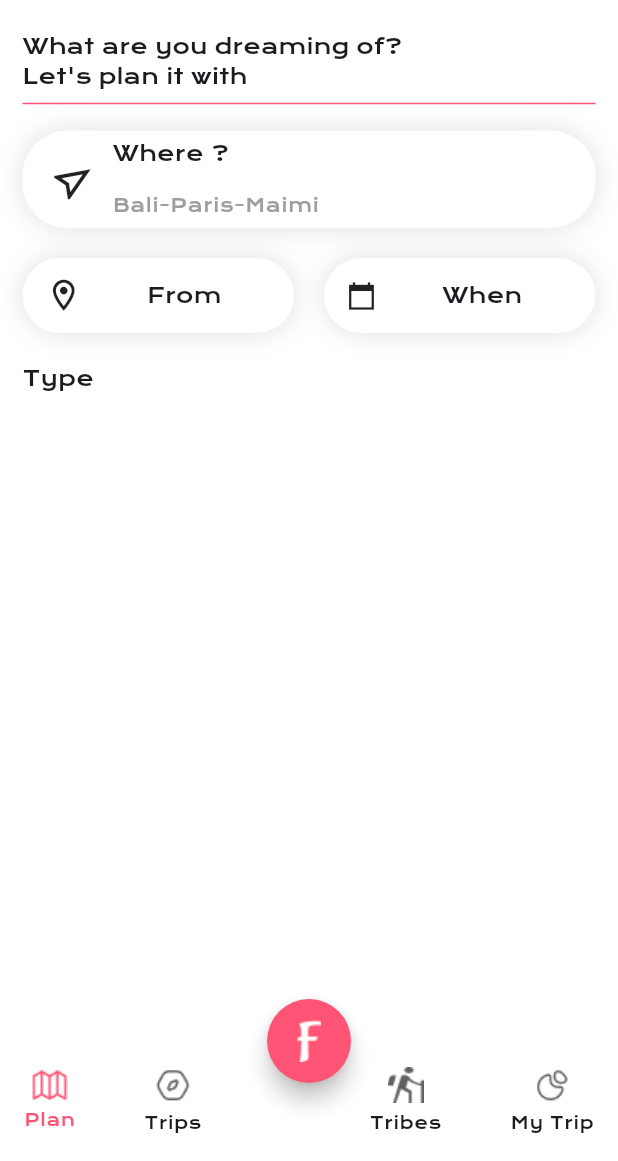
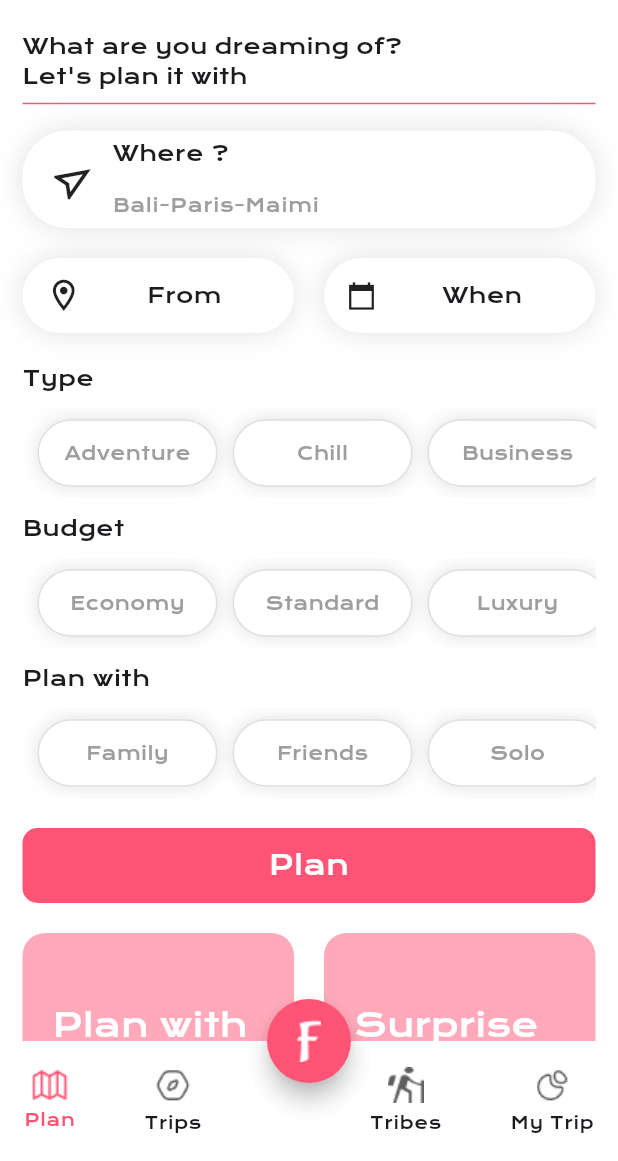
Before and after one commit to numanaljilani/roamad, a Flutter app: the screen it shows after launch, on a phone screen of 412 x 824 dp, the part 75-1236 px from its top. Run offline on Flutter 3.47's test engine with Material 3 defaults, Android fonts, the light colour scheme and no system bars; our stand-ins replace carousel_slider, google_fonts.

Commit message:
completed homeScreen and added flick screen section with Trending

```diff
--- a/lib/screens/home_screen.dart
+++ b/lib/screens/home_screen.dart
@@ -1,8 +1,22 @@
 import 'package:flutter/material.dart';
 
 import '../constants/app_texts.dart';
-class HomeScreen1 extends StatelessWidget {
+import '../widgets/choice_chip_widget.dart';
+
+class HomeScreen1 extends StatefulWidget {
   const HomeScreen1({super.key});
+
+  @override
+  State<HomeScreen1> createState() => _HomeScreen1State();
+}
+
+class _HomeScreen1State extends State<HomeScreen1> {
+  String? _selectedTravelType;
+  String? _selectedBudget;
+  String? _selectedGroup;
+  List<String> travelList = ["Adventure", "Chill", "Business", "Other"];
+  List<String> budgetList = ["Economy", "Standard", "Luxury",];
+  List<String> planList = ["Family", "Friends", "Solo",];
 
   @override
   Widget build(BuildContext context) {
@@ -15,47 +29,56 @@ class HomeScreen1 extends StatelessWidget {
             AppText.homeTitle,
             style: Theme.of(context).textTheme.titleSmall,
           ),
-         Divider(color: Theme.of(context).primaryColor,),
-         const  SizedBox(height: 10,),
+          Divider(
+            color: Theme.of(context).primaryColor,
+          ),
+          const SizedBox(
+            height: 10,
+          ),
           Container(
-            padding:const  EdgeInsets.symmetric(horizontal: 20,vertical: 5),
+            padding: const EdgeInsets.symmetric(horizontal: 20, vertical: 5),
             height: 65,
             decoration: BoxDecoration(
                 color: Colors.white,
                 borderRadius: BorderRadius.circular(30),
                 boxShadow: [
-                BoxShadow(
-                  color: Colors.grey.shade300,
-                  blurRadius: 15
-                ),
-              ]
-            ),
+                  BoxShadow(color: Colors.grey.shade300, blurRadius: 15),
+                ]),
             child: Row(
               mainAxisAlignment: MainAxisAlignment.start,
               children: [
                 Transform.rotate(
                     angle: 1,
-                    child: const Icon(Icons.navigation_outlined,size: 30,)),
-                const SizedBox(width: 10,),
-                Expanded(child: Column(
+                    child: const Icon(
+                      Icons.navigation_outlined,
+                      size: 30,
+                    )),
+                const SizedBox(
+                  width: 10,
+                ),
+                Expanded(
+                    child: Column(
                   crossAxisAlignment: CrossAxisAlignment.start,
                   children: [
-                   const  Text("Where ?"),
-                    Expanded(child: TextFormField(
+                    const Text("Where ?"),
+                    Expanded(
+                        child: TextFormField(
                       scrollPadding: EdgeInsets.zero,
-                      decoration:const InputDecoration(
+                      decoration: const InputDecoration(
                           hintText: "Bali-Paris-Maimi",
-                          hintStyle: TextStyle(color: Colors.grey,fontSize: 12),
+                          hintStyle:
+                              TextStyle(color: Colors.grey, fontSize: 12),
                           contentPadding: EdgeInsets.zero,
-                        border: InputBorder.none
-                      ),
+                          border: InputBorder.none),
                     ))
                   ],
                 ))
               ],
             ),
           ),
-         const  SizedBox(height: 20,),
+          const SizedBox(
+            height: 20,
+          ),
           Row(
             children: [
               Expanded(
@@ -66,23 +89,28 @@ class HomeScreen1 extends StatelessWidget {
                       color: Colors.white,
                       borderRadius: BorderRadius.circular(30),
                       boxShadow: [
-                        BoxShadow(
-                            color: Colors.grey.shade300,
-                            blurRadius: 15
+                        BoxShadow(color: Colors.grey.shade300, blurRadius: 15),
+                      ]),
+                  child: const Row(
+                    children: [
+                      Icon(
+                        Icons.location_on_outlined,
+                        size: 25,
                       ),
-                      ]
+                      SizedBox(
+                        width: 10,
                       ),
-                  child:const  Row(
-                    children: [
-                      Icon(Icons.location_on_outlined,size: 25,),
-                      SizedBox(width: 10,),
-                     Expanded(child: Center(child:  Text("From"),))
+                      Expanded(
+                          child: Center(
+                        child: Text("From"),
+                      ))
                     ],
                   ),
-
                 ),
               ),
-              const SizedBox(width: 20,),
+              const SizedBox(
+                width: 20,
+              ),
               Expanded(
                 child: Container(
                   padding: const EdgeInsets.symmetric(horizontal: 15),
@@ -91,26 +119,159 @@ class HomeScreen1 extends StatelessWidget {
                       color: Colors.white,
                       borderRadius: BorderRadius.circular(30),
                       boxShadow: [
-                        BoxShadow(
-                            color: Colors.grey.shade300,
-                            blurRadius: 15
+                        BoxShadow(color: Colors.grey.shade300, blurRadius: 15),
+                      ]),
+                  child: const Row(
+                    children: [
+                      Icon(
+                        Icons.calendar_today_sharp,
+                        size: 20,
                       ),
-                      ]
+                      SizedBox(
+                        width: 10,
                       ),
-                  child:const  Row(
-                    children: [
-                      Icon(Icons.calendar_today_sharp,size: 20,),
-                      SizedBox(width: 10,),
-                      Expanded(child: Center(child:  Text("When"),))
+                      Expanded(
+                          child: Center(
+                        child: Text("When"),
+                      ))
                     ],
                   ),
-
                 ),
               )
             ],
           ),
+          const SizedBox(
+            height: 20,
+          ),
+          const Text("Type"),
+          const SizedBox(
+            height: 10,
+          ),
+          SizedBox(
+            height:60,
+            child: ListView(
+              shrinkWrap: true,
+              scrollDirection: Axis.horizontal,
+              children: [
+                for (int i = 0; i < travelList.length; i++) ...[
+                  Center(
+                    child: ChoiceChipWidget(
+                      onTap: () {
+                        setState(() {
+                          _selectedTravelType = travelList[i];
+                        });
+                      },
+                      selectedValue: _selectedTravelType,
+                      label: travelList[i],
+                    ),
+                  ),
+                ],
+              ],
+            ),
+          ),
+          const SizedBox(
+            height: 10,
+          ),
+          const Text("Budget"),
+          const SizedBox(
+            height: 10,
+          ),
+          SizedBox(
+            height:60,
+            child: ListView(
+              shrinkWrap: true,
+              scrollDirection: Axis.horizontal,
+              children: [
+                for (int i = 0; i < budgetList.length; i++) ...[
+                  Center(
+                    child: ChoiceChipWidget(
+                      onTap: () {
+                        setState(() {
+                          _selectedBudget = budgetList[i];
+                        });
+                      },
+                      selectedValue: _selectedBudget,
+                      label: budgetList[i],
+                    ),
+                  ),
+                ],
+              ],
+            ),
+          ),
+          const SizedBox(
+            height: 10,
+          ),
+          const Text("Plan with"),
+          const SizedBox(
+            height: 10,
+          ),
+          SizedBox(
+            height:60,
+            child: ListView(
+              shrinkWrap: true,
+              scrollDirection: Axis.horizontal,
+              children: [
+                for (int i = 0; i < planList.length; i++) ...[
+                  Center(
+                    child: ChoiceChipWidget(
+                      onTap: () {
+                        setState(() {
+                          _selectedGroup = planList[i];
+                        });
+                      },
+                      selectedValue: _selectedGroup,
+                      label: planList[i],
+                    ),
+                  ),
+                ],
+              ],
+            ),
+          ),
           const SizedBox(height: 20,),
-          Text("Type"),
+         GestureDetector(
+           onTap: (){},
+           child: Container(
+             height: 50,
+             width: double.infinity,
+             decoration: BoxDecoration(
+               borderRadius: BorderRadius.circular(10),
+               color: Theme.of(context).primaryColor
+             ),
+             alignment: Alignment.center,
+             child:const  Text("Plan",style: TextStyle(color: Colors.white,fontSize: 18),),
+           ),
+         ),
+          const SizedBox(height: 20,),
+          Row(
+            children: [
+              Expanded(
+                child: Container(
+                  padding:const EdgeInsets.all(20),
+                  height: 150,
+                  decoration: BoxDecoration(
+                    borderRadius: BorderRadius.circular(15),
+                    color: Theme.of(context).primaryColor.withOpacity(0.5)
+                  ),
+                  alignment: Alignment.center,
+                  child: Text("Plan with Text",style: Theme.of(context).textTheme.titleLarge?.copyWith(color: Colors.white),),
+                ),
+              ),
+             const  SizedBox(width: 20,),
+              Expanded(
+                child: Container(
+                  padding:const EdgeInsets.all(20),
+                  height: 150,
+                  decoration: BoxDecoration(
+                      borderRadius: BorderRadius.circular(15),
+                      color: Theme.of(context).primaryColor.withOpacity(0.5)
+                  ),
+                  alignment: Alignment.center,
+                  child: Text("Surprise Me",style: Theme.of(context).textTheme.titleLarge?.copyWith(color: Colors.white),),
+                ),
+              )
+            ],
+          ),
+
         ],
       ),
     );
--- a/lib/screens/main_screen.dart
+++ b/lib/screens/main_screen.dart
@@ -1,5 +1,6 @@
 import 'package:flutter/material.dart';
 import 'package:google_fonts/google_fonts.dart';
+import 'package:roamad/screens/flicks_screen.dart';
 import 'package:roamad/screens/tribes_screen.dart';
 import 'package:roamad/screens/trips_screen.dart';
 import '../constants/app_texts.dart';
@@ -21,7 +22,7 @@ class _MainScreenState extends State<MainScreen> {
     MenuItem(title: "My Trip", icon: "assets/icons/Graph.png")
   ];
   int selectedIndex=0;
-  List<Widget>screens=[HomeScreen1(),TripsScreen(),SizedBox(),TribesScreen(),SizedBox()];
+  List<Widget>screens=[HomeScreen1(),TripsScreen(),FlicksScreen(),TribesScreen(),SizedBox()];
 
   @override
   Widget build(BuildContext context) {
@@ -69,8 +70,12 @@ class _MainScreenState extends State<MainScreen> {
       floatingActionButton: FloatingActionButton(
         backgroundColor: Theme.of(context).primaryColor,
         shape: RoundedRectangleBorder(borderRadius: BorderRadius.circular(100)),
-        onPressed: () {},
-        child: Image.asset("assets/icons/F.png"),
+        onPressed: () {
+          setState(() {
+            selectedIndex=2;
+          });
+        },
+        child:selectedIndex==2?const Icon(Icons.add,color: Colors.white,size: 35,): Image.asset("assets/icons/F.png"),
       ),
       bottomNavigationBar: BottomAppBar(
         shape: const CircularNotchedRectangle(),
--- /dev/null
+++ b/lib/widgets/choice_chip_widget.dart
@@ -0,0 +1,41 @@
+import 'package:flutter/material.dart';
+
+class ChoiceChipWidget extends StatelessWidget {
+  String? selectedValue;
+  String label;
+  VoidCallback onTap;
+  ChoiceChipWidget(
+      {super.key,
+        required this.onTap,
+        required this.selectedValue,
+        required this.label});
+
+  @override
+  Widget build(BuildContext context) {
+    return GestureDetector(
+      onTap: onTap,
+      child: Container(
+        width: 120,
+        height: 45,
+        margin: const EdgeInsets.only(left: 10),
+        decoration: BoxDecoration(
+            border: Border.all(color: Colors.grey.shade300),
+            color: selectedValue == label
+                ? Theme.of(context).primaryColor
+                : Colors.white,
+            borderRadius: BorderRadius.circular(30),
+            boxShadow: [
+              BoxShadow(color: Colors.grey.shade300, blurRadius: 10),
+            ]),
+        alignment: Alignment.center,
+        child: Text(
+          label,
+          style: TextStyle(
+              color: selectedValue == label ? Colors.white : Colors.grey,
+              fontWeight: FontWeight.normal,
+              fontSize: 12),
+        ),
+      ),
+    );
+  }
+}
--- a/pubspec.yaml
+++ b/pubspec.yaml
@@ -32,6 +32,8 @@ dependencies:
     sdk: flutter
   http: ^1.2.2
   google_fonts: ^6.2.1
+  flutter_staggered_grid_view: ^0.7.0
+  carousel_slider: ^5.0.0
 
 
   # The following adds the Cupertino Icons font to your application.
```
Also changed, not shown: lib/screens/flicks_screen.dart (added, +72 -0 lines), lib/screens/trending_screen.dart (added, +25 -0 lines), lib/screens/vlog_screen.dart (added, +50 -0 lines), images/place2.jpeg (added), images/place3.jpeg (added), images/place4.jpeg (added), pubspec.lock. Lines whose indentation alone changed are shown as unchanged.
